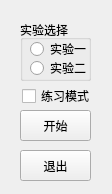
Before: the Qt Designer form controlnew.ui in dtbinh/ShareControlQt, drawn with Qt 5.
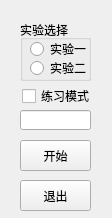
After: the same form once the commit is applied.

What changed in the file:
```diff
--- a/controlnew.ui
+++ b/controlnew.ui
@@ -7,7 +7,7 @@
     <x>0</x>
     <y>0</y>
     <width>112</width>
-    <height>194</height>
+    <height>218</height>
    </rect>
   </property>
   <property name="windowTitle">
@@ -17,7 +17,7 @@
    <property name="geometry">
     <rect>
      <x>20</x>
-     <y>150</y>
+     <y>180</y>
      <width>71</width>
      <height>31</height>
     </rect>
@@ -30,7 +30,7 @@
    <property name="geometry">
     <rect>
      <x>20</x>
-     <y>110</y>
+     <y>140</y>
      <width>71</width>
      <height>31</height>
     </rect>
@@ -91,6 +91,19 @@
     <string>练习模式</string>
    </property>
   </widget>
+  <widget class="QLineEdit" name="leName">
+   <property name="geometry">
+    <rect>
+     <x>20</x>
+     <y>110</y>
+     <width>71</width>
+     <height>20</height>
+    </rect>
+   </property>
+   <property name="text">
+    <string/>
+   </property>
+  </widget>
  </widget>
  <resources/>
  <connections/>
```
